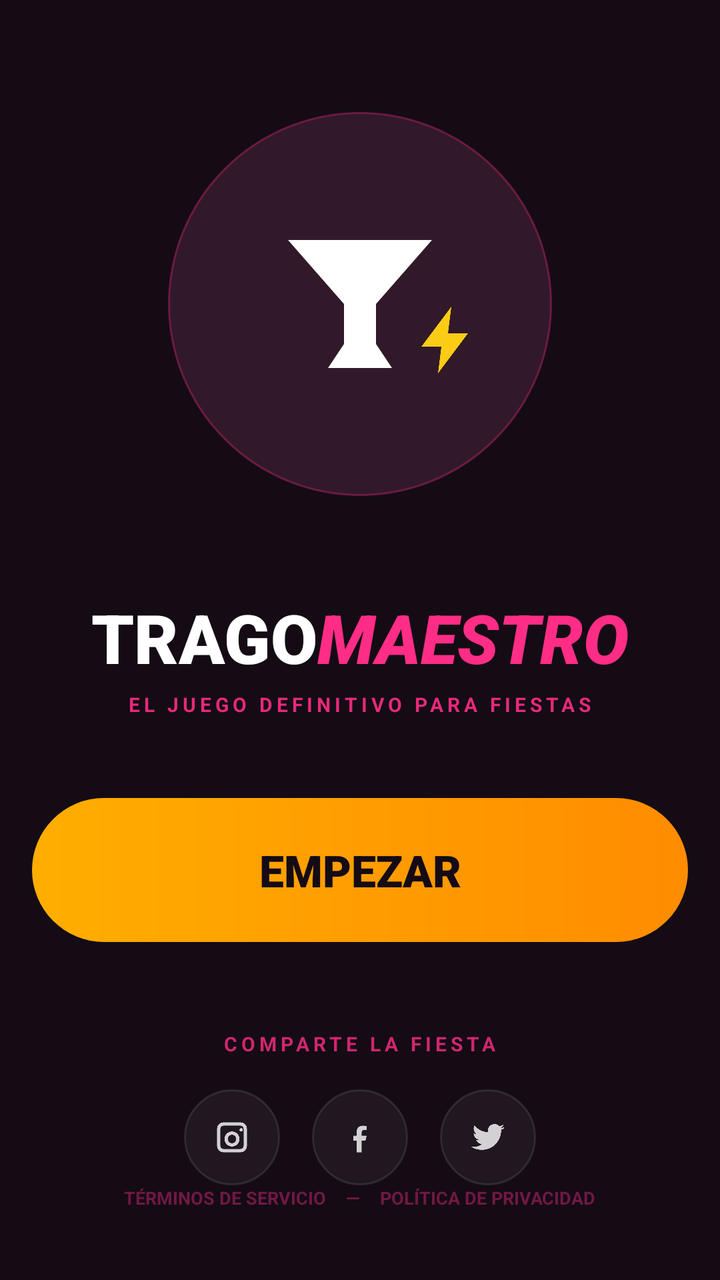
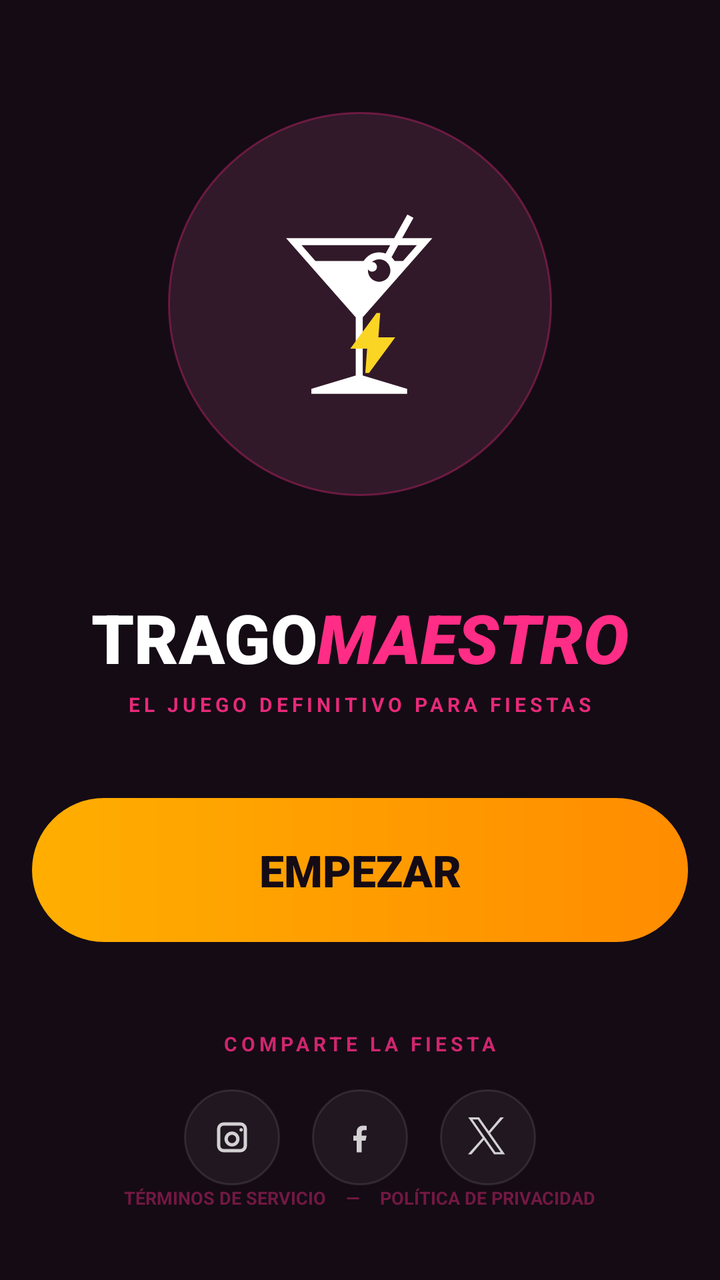

Screens rendered from an Android XML layout before and after an edit, with the pre-edit source and the edit as a unified diff.
<!-- AndroidManifest.xml: application theme Theme.TragoMaestro -->
<!-- res/layout/fragment_home.xml -->
<?xml version="1.0" encoding="utf-8"?>
<layout xmlns:android="http://schemas.android.com/apk/res/android"
    xmlns:app="http://schemas.android.com/apk/res-auto">

    <androidx.constraintlayout.widget.ConstraintLayout
        android:layout_width="match_parent"
        android:layout_height="match_parent"
        android:background="#140B15">

        <LinearLayout
            android:id="@+id/homeContainer"
            android:layout_width="0dp"
            android:layout_height="0dp"
            android:orientation="vertical"
            android:gravity="center_horizontal"
            android:paddingStart="16dp"
            android:paddingEnd="16dp"
            android:paddingTop="48dp"
            android:paddingBottom="24dp"
            app:layout_constraintTop_toTopOf="parent"
            app:layout_constraintBottom_toBottomOf="parent"
            app:layout_constraintStart_toStartOf="parent"
            app:layout_constraintEnd_toEndOf="parent">

            <Space
                android:layout_width="wrap_content"
                android:layout_height="8dp" />

            <FrameLayout
                android:layout_width="192dp"
                android:layout_height="192dp"
                android:layout_gravity="center_horizontal">

                <View
                    android:layout_width="match_parent"
                    android:layout_height="match_parent"
                    android:background="@drawable/bg_home_logo_glow" />

                <FrameLayout
                    android:layout_width="192dp"
                    android:layout_height="192dp"
                    android:background="@drawable/bg_home_logo_circle">

                    <ImageView
                        android:id="@+id/ivMartini"
                        android:layout_width="96dp"
                        android:layout_height="96dp"
                        android:layout_gravity="center"
                        android:contentDescription="@string/cd_logo_copa"
                        android:src="@drawable/ic_martini"
                        app:tint="@android:color/white" />

                    <ImageView
                        android:id="@+id/ivZap"
                        android:layout_width="40dp"
                        android:layout_height="40dp"
                        android:layout_gravity="center"
                        android:layout_marginStart="44dp"
                        android:layout_marginTop="18dp"
                        android:contentDescription="@string/cd_logo_rayo"
                        android:src="@drawable/ic_zap"
                        app:tint="#FACC15" />
                </FrameLayout>
            </FrameLayout>

            <Space
                android:layout_width="wrap_content"
                android:layout_height="48dp" />

            <LinearLayout
                android:layout_width="wrap_content"
                android:layout_height="wrap_content"
                android:orientation="vertical"
                android:gravity="center_horizontal">

                <LinearLayout
                    android:layout_width="wrap_content"
                    android:layout_height="wrap_content"
                    android:orientation="horizontal"
                    android:gravity="center">

                    <TextView
                        android:id="@+id/tvBrandTrago"
                        android:layout_width="wrap_content"
                        android:layout_height="wrap_content"
                        android:text="@string/home_brand_trago"
                        android:textAllCaps="true"
                        android:textColor="@android:color/white"
                        android:textSize="34sp"
                        android:textStyle="bold"
                        android:fontFamily="sans-serif-black" />

                    <TextView
                        android:id="@+id/tvBrandMaestro"
                        android:layout_width="wrap_content"
                        android:layout_height="wrap_content"
                        android:text="@string/home_brand_maestro"
                        android:textAllCaps="true"
                        android:textColor="#FF2D85"
                        android:textSize="34sp"
                        android:textStyle="bold|italic"
                        android:fontFamily="sans-serif-black" />
                </LinearLayout>

                <TextView
                    android:id="@+id/tvSubtitle"
                    android:layout_width="wrap_content"
                    android:layout_height="wrap_content"
                    android:layout_marginTop="4dp"
                    android:alpha="0.9"
                    android:letterSpacing="0.2"
                    android:text="@string/home_subtitle"
                    android:textAllCaps="true"
                    android:textColor="#FF2D85"
                    android:textSize="10sp"
                    android:textStyle="bold"
                    android:fontFamily="sans-serif" />
            </LinearLayout>

            <Space
                android:layout_width="wrap_content"
                android:layout_height="40dp" />

            <TextView
                android:id="@+id/btnStart"
                android:layout_width="match_parent"
                android:layout_height="72dp"
                android:layout_gravity="center_horizontal"
                android:background="@drawable/bg_home_start_button"
                android:clickable="true"
                android:focusable="true"
                android:foreground="?attr/selectableItemBackground"
                android:gravity="center"
                android:text="@string/home_start"
                android:textAllCaps="true"
                android:textColor="#140B15"
                android:textSize="22sp"
                android:textStyle="bold"
                android:fontFamily="sans-serif-black" />

            <Space
                android:layout_width="wrap_content"
                android:layout_height="44dp" />

            <LinearLayout
                android:layout_width="wrap_content"
                android:layout_height="wrap_content"
                android:orientation="vertical"
                android:gravity="center_horizontal">

                <TextView
                    android:id="@+id/tvShareTitle"
                    android:layout_width="wrap_content"
                    android:layout_height="wrap_content"
                    android:alpha="0.8"
                    android:letterSpacing="0.2"
                    android:text="@string/home_share"
                    android:textAllCaps="true"
                    android:textColor="#FF2D85"
                    android:textSize="10sp"
                    android:textStyle="bold" />

                <LinearLayout
                    android:layout_width="wrap_content"
                    android:layout_height="wrap_content"
                    android:layout_marginTop="16dp"
                    android:orientation="horizontal"
                    android:gravity="center">

                    <FrameLayout
                        android:id="@+id/btnInstagram"
                        android:layout_width="48dp"
                        android:layout_height="48dp"
                        android:layout_marginEnd="8dp"
                        android:background="@drawable/bg_home_social_circle"
                        android:clickable="true"
                        android:focusable="true"
                        android:foreground="?attr/selectableItemBackgroundBorderless">

                        <ImageView
                            android:layout_width="20dp"
                            android:layout_height="20dp"
                            android:layout_gravity="center"
                            android:contentDescription="@string/cd_instagram"
                            android:src="@drawable/ic_instagram"
                            app:tint="@android:color/white"
                            android:alpha="0.8" />
                    </FrameLayout>

                    <FrameLayout
                        android:id="@+id/btnFacebook"
                        android:layout_width="48dp"
                        android:layout_height="48dp"
                        android:layout_marginStart="8dp"
                        android:layout_marginEnd="8dp"
                        android:background="@drawable/bg_home_social_circle"
                        android:clickable="true"
                        android:focusable="true"
                        android:foreground="?attr/selectableItemBackgroundBorderless">

                        <ImageView
                            android:layout_width="20dp"
                            android:layout_height="20dp"
                            android:layout_gravity="center"
                            android:contentDescription="@string/cd_facebook"
                            android:src="@drawable/ic_facebook"
                            app:tint="@android:color/white"
                            android:alpha="0.8" />
                    </FrameLayout>

                    <FrameLayout
                        android:id="@+id/btnTwitter"
                        android:layout_width="48dp"
                        android:layout_height="48dp"
                        android:layout_marginStart="8dp"
                        android:background="@drawable/bg_home_social_circle"
                        android:clickable="true"
                        android:focusable="true"
                        android:foreground="?attr/selectableItemBackgroundBorderless">

                        <ImageView
                            android:layout_width="20dp"
                            android:layout_height="20dp"
                            android:layout_gravity="center"
                            android:contentDescription="@string/cd_twitter"
                            android:src="@drawable/ic_twitter"
                            app:tint="@android:color/white"
                            android:alpha="0.8" />
                    </FrameLayout>
                </LinearLayout>
            </LinearLayout>

            <View
                android:layout_width="0dp"
                android:layout_height="0dp"
                android:layout_weight="1" />

            <LinearLayout
                android:layout_width="wrap_content"
                android:layout_height="wrap_content"
                android:layout_marginBottom="8dp"
                android:orientation="vertical"
                android:gravity="center_horizontal">

                <LinearLayout
                    android:layout_width="wrap_content"
                    android:layout_height="wrap_content"
                    android:orientation="horizontal"
                    android:gravity="center">

                    <TextView
                        android:layout_width="wrap_content"
                        android:layout_height="wrap_content"
                        android:alpha="0.4"
                        android:text="@string/home_terms"
                        android:textColor="#FF2D85"
                        android:textSize="9sp"
                        android:textStyle="bold" />

                    <TextView
                        android:layout_width="wrap_content"
                        android:layout_height="wrap_content"
                        android:layout_marginStart="10dp"
                        android:layout_marginEnd="10dp"
                        android:alpha="0.4"
                        android:text="—"
                        android:textColor="#FF2D85"
                        android:textSize="9sp"
                        android:textStyle="bold" />

                    <TextView
                        android:layout_width="wrap_content"
                        android:layout_height="wrap_content"
                        android:alpha="0.4"
                        android:text="@string/home_privacy"
                        android:textColor="#FF2D85"
                        android:textSize="9sp"
                        android:textStyle="bold" />
                </LinearLayout>

                <TextView
                    android:id="@+id/tvCopyright"
                    android:layout_width="wrap_content"
                    android:layout_height="wrap_content"
                    android:layout_marginTop="8dp"
                    android:alpha="0.4"
                    android:letterSpacing="0.12"
                    android:text="@string/home_copyright"
                    android:textAllCaps="true"
                    android:textColor="#FF2D85"
                    android:textSize="9sp"
                    android:textStyle="bold" />
            </LinearLayout>

        </LinearLayout>

    </androidx.constraintlayout.widget.ConstraintLayout>
</layout>
<!-- resources referenced by this layout -->
<resources>
  <!-- drawable bg_home_logo_circle (drawable) -->
  <?xml version="1.0" encoding="utf-8"?>
  <shape xmlns:android="http://schemas.android.com/apk/res/android"
      android:shape="oval">
      <solid android:color="#0DFFFFFF" />
      <stroke
          android:width="1dp"
          android:color="#4DFF2D85" />
  </shape>
  <!-- drawable bg_home_logo_glow (drawable) -->
  <?xml version="1.0" encoding="utf-8"?>
  <shape xmlns:android="http://schemas.android.com/apk/res/android"
      android:shape="oval">
      <solid android:color="#14FF2D85" />
  </shape>
  <!-- drawable bg_home_social_circle (drawable) -->
  <?xml version="1.0" encoding="utf-8"?>
  <ripple xmlns:android="http://schemas.android.com/apk/res/android"
      android:color="#22FFFFFF">
      <item>
          <shape android:shape="oval">
              <solid android:color="#0DFFFFFF" />
              <stroke
                  android:width="1dp"
                  android:color="#1AFFFFFF" />
          </shape>
      </item>
  </ripple>
  <!-- drawable bg_home_start_button (drawable) -->
  <?xml version="1.0" encoding="utf-8"?>
  <shape xmlns:android="http://schemas.android.com/apk/res/android">
      <corners android:radius="999dp" />
      <gradient
          android:angle="0"
          android:startColor="#FFAE00"
          android:endColor="#FF8C00" />
  </shape>
  <!-- drawable ic_martini (drawable) -->
  <vector xmlns:android="http://schemas.android.com/apk/res/android"
      android:width="24dp"
      android:height="24dp"
      android:viewportWidth="24"
      android:viewportHeight="24">
      <path
          android:fillColor="#FFFFFFFF"
          android:pathData="M3,4h18l-7,8v5l2,3h-8l2,-3v-5z" />
  </vector>
  <!-- drawable ic_twitter (drawable) -->
  <vector xmlns:android="http://schemas.android.com/apk/res/android"
      android:width="24dp"
      android:height="24dp"
      android:viewportWidth="24"
      android:viewportHeight="24">
      <path
          android:fillColor="#FFFFFFFF"
          android:pathData="M22,5.8c-0.7,0.3 -1.5,0.5 -2.3,0.6 0.8,-0.5 1.4,-1.2 1.7,-2.1 -0.8,0.5 -1.7,0.8 -2.6,1 -0.7,-0.8 -1.8,-1.3 -2.9,-1.3 -2.2,0 -4,1.8 -4,4 0,0.3 0,0.6 0.1,0.9 -3.3,-0.2 -6.2,-1.7 -8.1,-4.1 -0.3,0.6 -0.5,1.2 -0.5,1.9 0,1.4 0.7,2.6 1.7,3.3 -0.6,0 -1.2,-0.2 -1.7,-0.5v0.1c0,1.9 1.3,3.4 3.1,3.8 -0.3,0.1 -0.7,0.1 -1,0.1 -0.2,0 -0.5,0 -0.7,-0.1 0.5,1.5 1.9,2.6 3.6,2.6 -1.3,1 -3,1.7 -4.8,1.7H2c1.8,1.2 4,1.8 6.3,1.8 7.5,0 11.6,-6.2 11.6,-11.6v-0.5C20.8,7.4 21.5,6.7 22,5.8z" />
  </vector>
  <!-- drawable ic_zap (drawable) -->
  <vector xmlns:android="http://schemas.android.com/apk/res/android"
      android:width="24dp"
      android:height="24dp"
      android:viewportWidth="24"
      android:viewportHeight="24">
      <path
          android:fillColor="#FFFFFFFF"
          android:pathData="M13,2L4,14h6l-1,8 9,-12h-6z" />
  </vector>
  <string name="cd_facebook">Facebook</string>
  <string name="cd_instagram">Instagram</string>
  <string name="cd_logo_copa">Logo de copa</string>
  <string name="cd_logo_rayo">Icono de rayo</string>
  <string name="cd_twitter">Twitter</string>
  <string name="home_brand_maestro">Maestro</string>
  <string name="home_brand_trago">Trago</string>
  <string name="home_copyright">© 2024 TRAGOMAESTRO STUDIO</string>
  <string name="home_privacy">POLÍTICA DE PRIVACIDAD</string>
  <string name="home_share">Comparte la fiesta</string>
  <string name="home_start">EMPEZAR</string>
  <string name="home_subtitle">EL JUEGO DEFINITIVO PARA FIESTAS</string>
  <string name="home_terms">TÉRMINOS DE SERVICIO</string>
  <color name="tm_pink">#FF2D85</color>
  <color name="tm_background">#140B15</color>
  <!-- unchanged entries left out for length: 3 -->
</resources>

<!-- the commit's change to res/layout/fragment_home.xml (unified diff, before → after) -->
@@ -47,19 +47,7 @@
                         android:layout_height="96dp"
                         android:layout_gravity="center"
                         android:contentDescription="@string/cd_logo_copa"
-                        android:src="@drawable/ic_martini"
-                        app:tint="@android:color/white" />
-
-                    <ImageView
-                        android:id="@+id/ivZap"
-                        android:layout_width="40dp"
-                        android:layout_height="40dp"
-                        android:layout_gravity="center"
-                        android:layout_marginStart="44dp"
-                        android:layout_marginTop="18dp"
-                        android:contentDescription="@string/cd_logo_rayo"
-                        android:src="@drawable/ic_zap"
-                        app:tint="#FACC15" />
+                        android:src="@drawable/ic_launch_logo" />
                 </FrameLayout>
             </FrameLayout>
 
<!-- resource entries referenced after the edit -->
@@ -37,40 +37,43 @@
           android:startColor="#FFAE00"
           android:endColor="#FF8C00" />
   </shape>
-  <!-- drawable ic_martini (drawable) -->
+  <!-- drawable ic_launch_logo (drawable) -->
   <vector xmlns:android="http://schemas.android.com/apk/res/android"
-      android:width="24dp"
-      android:height="24dp"
-      android:viewportWidth="24"
-      android:viewportHeight="24">
+      android:width="256dp"
+      android:height="256dp"
+      android:viewportWidth="512"
+      android:viewportHeight="512">
+  
+    
+    <path
+        android:pathData="M382.31,17.16L347,80.59L58.94,80.59l13.66,15.53l172.03,195.5v155.06l-118.34,35.44v13.22h255.38v-13.22l-118.34,-35.44L263.31,291.6l172,-195.47l13.66,-15.53h-80.6l30.28,-54.34l-16.34,-9.09zM100.25,99.28h236.34l-12.25,21.97a48.1,48.1 0,0 0,-17.19 -3.19c-17.4,0 -32.74,9.28 -41.34,23.13L137.13,141.19zM357.97,99.28h49.69l-36.88,41.91h-22.31c-2.3,-3.7 -5.08,-7.07 -8.25,-10.03l17.75,-31.88zM307.16,136.75c16.65,0 29.94,13.33 29.94,30s-13.29,29.97 -29.94,29.97s-29.97,-13.3 -29.97,-29.97c0,-1.01 0.06,-2.02 0.16,-3c2.26,3.72 6.3,6.22 10.97,6.22c7.11,0 12.9,-5.79 12.9,-12.91c0,-7.12 -5.79,-12.88 -12.91,-12.88c-0.35,0 -0.69,0.04 -1.03,0.06c5.28,-4.67 12.21,-7.5 19.87,-7.5z"
+        android:fillColor="#fff"/>
+  
+    
+    <group
+        android:scaleX="10"
+        android:scaleY="10"
+        android:translateX="210"
+        android:translateY="280">
       <path
-          android:fillColor="#FFFFFFFF"
-          android:pathData="M3,4h18l-7,8v5l2,3h-8l2,-3v-5z" />
+          android:fillColor="#fbd524"
+          android:pathData="M9.5,6.5L10,0H9L2,9.5h4.5L6,16h1l7,-9.5z"/>
+    </group>
+  
   </vector>
   <!-- drawable ic_twitter (drawable) -->
   <vector xmlns:android="http://schemas.android.com/apk/res/android"
-      android:width="24dp"
-      android:height="24dp"
-      android:viewportWidth="24"
-      android:viewportHeight="24">
-      <path
-          android:fillColor="#FFFFFFFF"
-          android:pathData="M22,5.8c-0.7,0.3 -1.5,0.5 -2.3,0.6 0.8,-0.5 1.4,-1.2 1.7,-2.1 -0.8,0.5 -1.7,0.8 -2.6,1 -0.7,-0.8 -1.8,-1.3 -2.9,-1.3 -2.2,0 -4,1.8 -4,4 0,0.3 0,0.6 0.1,0.9 -3.3,-0.2 -6.2,-1.7 -8.1,-4.1 -0.3,0.6 -0.5,1.2 -0.5,1.9 0,1.4 0.7,2.6 1.7,3.3 -0.6,0 -1.2,-0.2 -1.7,-0.5v0.1c0,1.9 1.3,3.4 3.1,3.8 -0.3,0.1 -0.7,0.1 -1,0.1 -0.2,0 -0.5,0 -0.7,-0.1 0.5,1.5 1.9,2.6 3.6,2.6 -1.3,1 -3,1.7 -4.8,1.7H2c1.8,1.2 4,1.8 6.3,1.8 7.5,0 11.6,-6.2 11.6,-11.6v-0.5C20.8,7.4 21.5,6.7 22,5.8z" />
-  </vector>
-  <!-- drawable ic_zap (drawable) -->
-  <vector xmlns:android="http://schemas.android.com/apk/res/android"
-      android:width="24dp"
-      android:height="24dp"
-      android:viewportWidth="24"
-      android:viewportHeight="24">
-      <path
-          android:fillColor="#FFFFFFFF"
-          android:pathData="M13,2L4,14h6l-1,8 9,-12h-6z" />
+      android:width="256dp"
+      android:height="256dp"
+      android:viewportWidth="13"
+      android:viewportHeight="13">
+    <path
+        android:pathData="M0.076,0H3.61l3.145,4.498L10.53,0h1.129L7.185,5.114L12,12H8.468L5.183,7.303L1.128,12H0l4.753,-5.312zM1.47,0.706l7.404,10.588h1.733L3.203,0.706z"
+        android:fillColor="#fff"/>
   </vector>
   <string name="cd_facebook">Facebook</string>
   <string name="cd_instagram">Instagram</string>
   <string name="cd_logo_copa">Logo de copa</string>
-  <string name="cd_logo_rayo">Icono de rayo</string>
   <string name="cd_twitter">Twitter</string>
   <string name="home_brand_maestro">Maestro</string>
   <string name="home_brand_trago">Trago</string>
